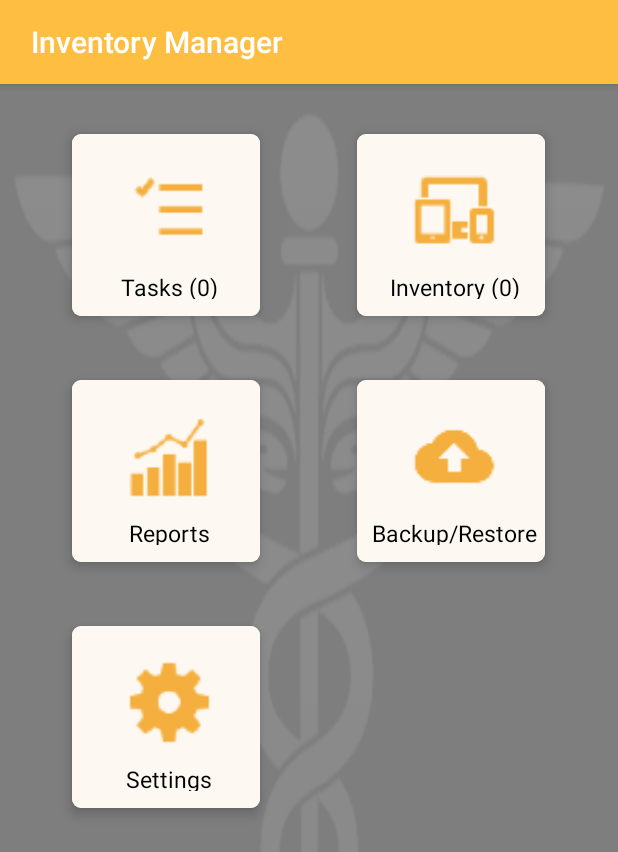
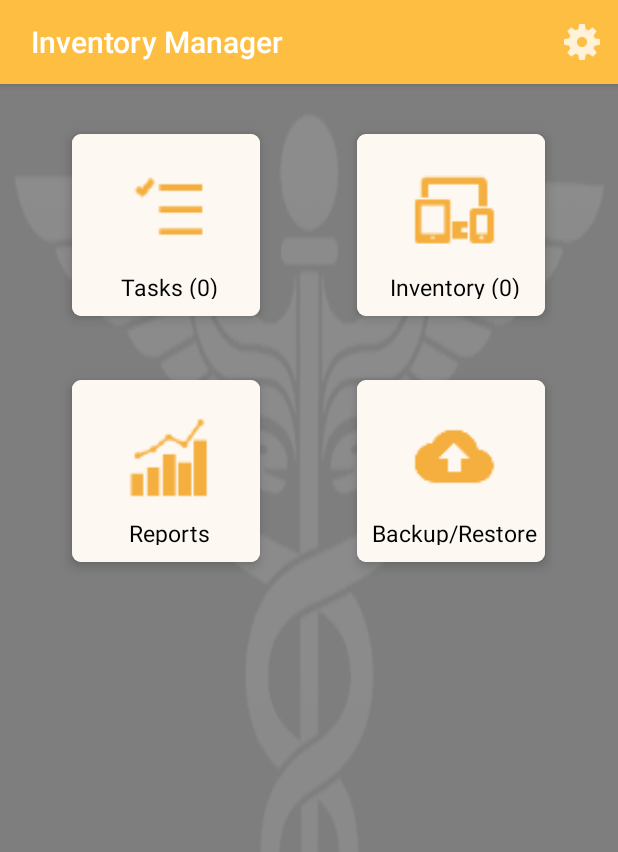
Before and after one commit to prashantnavare/Hospital-Inventory-Manager, an Android app: the MainActivity screen opened directly, with no data from a screen before it, on a phone screen of 412 x 824 dp. Shown: the top 852 px of the screen. Run offline under Robolectric (Android 15) with nearby library versions, the phone set to English and light mode, and no system bars; our stand-ins replace AdMob; 1 statement that could not run was skipped.

Commit message:
beautification effort 7

```diff
--- a/app/src/main/java/com/navare/prashant/hospitalinventory/ItemListFragment.java
+++ b/app/src/main/java/com/navare/prashant/hospitalinventory/ItemListFragment.java
@@ -245,7 +245,7 @@ public class ItemListFragment extends ListFragment {
                 if (c != null) {
                     mCallbacks.setItemCount(c.getCount());
                     if (c.getCount() > 0) {
-                        Toast toast = Toast.makeText(mContext, "Click on any inventory item to see the item details.", Toast.LENGTH_LONG);
+                        Toast toast = Toast.makeText(mContext, "Tap any inventory item to see the item details.", Toast.LENGTH_LONG);
                         toast.show();
                     }
                 }
--- a/app/src/main/java/com/navare/prashant/hospitalinventory/MainActivity.java
+++ b/app/src/main/java/com/navare/prashant/hospitalinventory/MainActivity.java
@@ -9,6 +9,9 @@ import android.os.Bundle;
 import android.preference.PreferenceManager;
 import android.support.v7.app.AppCompatActivity;
 import android.util.Log;
+import android.view.Menu;
+import android.view.MenuInflater;
+import android.view.MenuItem;
 import android.view.View;
 import android.widget.AdapterView;
 import android.widget.Button;
@@ -102,9 +105,6 @@ public class MainActivity extends AppCompatActivity {
                         onBackupRestoreClick();
                         break;
                     case 4:
-                        onSettingsClick();
-                        break;
-                    case 5:
                         onRemoveAdsClick();
                         break;
                 }
@@ -116,13 +116,34 @@ public class MainActivity extends AppCompatActivity {
         doAdsInit();
     }
 
+    @Override
+    public boolean onCreateOptionsMenu(Menu menu) {
+
+        // Inflate the menu items for use in the action bar
+        MenuInflater inflater = getMenuInflater();
+        inflater.inflate(R.menu.main_menu_actions, menu);
+
+        return super.onCreateOptionsMenu(menu);
+    }
+
+    @Override
+    public boolean onOptionsItemSelected(MenuItem item) {
+        switch (item.getItemId()) {
+            case R.id.menu_settings:
+                onSettingsClick();
+                return super.onOptionsItemSelected(item);
+            default:
+                return super.onOptionsItemSelected(item);
+        }
+    }
+
     private void initGridAdapater() {
         int numButtons = 0;
         if (HospitalInventoryApp.isAppPurchased()) {
-            numButtons = 5;
+            numButtons = 4;
         }
         else {
-            numButtons = 6;
+            numButtons = 5;
         }
         String[]    tileTextArray = new String[numButtons];
         int[]       tileImageArray = new int[numButtons];
@@ -131,17 +152,15 @@ public class MainActivity extends AppCompatActivity {
         tileTextArray[1]=getString(R.string.inventory) + " (" + String.valueOf(HospitalInventoryApp.getItemCount()) + ")";;
         tileTextArray[2]=getString(R.string.reports);
         tileTextArray[3]=getString(R.string.backup_restore);
-        tileTextArray[4]=getString(R.string.settings);
 
         tileImageArray[0] = R.drawable.ic_tasks;
         tileImageArray[1] = R.drawable.ic_inventory;
         tileImageArray[2] = R.drawable.ic_reports;
         tileImageArray[3] = R.drawable.ic_backup;
-        tileImageArray[4] = R.drawable.ic_settings;
 
-        if (numButtons == 6) {
-            tileTextArray[5] = getString(R.string.remove_ads);
-            tileImageArray[5] = R.drawable.ic_remove_ads;
+        if (numButtons == 5) {
+            tileTextArray[4] = getString(R.string.remove_ads);
+            tileImageArray[4] = R.drawable.ic_remove_ads;
         }
 
         NavigationGridAdapter adapter = new NavigationGridAdapter(this, tileTextArray, tileImageArray);
--- a/app/src/main/java/com/navare/prashant/hospitalinventory/ReportListFragment.java
+++ b/app/src/main/java/com/navare/prashant/hospitalinventory/ReportListFragment.java
@@ -239,7 +239,7 @@ public class ReportListFragment extends ListFragment {
                 ((SimpleCursorAdapter) getListAdapter()).swapCursor(c);
                 if (c != null) {
                     if (c.getCount() > 0) {
-                        Toast toast = Toast.makeText(mContext, "Click on any inventory item to see the item reports.", Toast.LENGTH_LONG);
+                        Toast toast = Toast.makeText(mContext, "Tap any inventory item to see the item reports.", Toast.LENGTH_LONG);
                         toast.show();
                     }
                 }
--- a/app/src/main/java/com/navare/prashant/hospitalinventory/TaskListFragment.java
+++ b/app/src/main/java/com/navare/prashant/hospitalinventory/TaskListFragment.java
@@ -261,7 +261,7 @@ public class TaskListFragment extends ListFragment {
                 if (c != null) {
                     mCallbacks.setTaskCount(c.getCount());
                     if (c.getCount() > 0) {
-                        Toast toast = Toast.makeText(mContext, "Click on any task to see the task details.", Toast.LENGTH_LONG);
+                        Toast toast = Toast.makeText(mContext, "Tap any task to see the task details.", Toast.LENGTH_LONG);
                         toast.show();
                     }
                 }
--- /dev/null
+++ b/app/src/main/res/menu/main_menu_actions.xml
@@ -0,0 +1,13 @@
+<?xml version="1.0" encoding="utf-8"?>
+<menu
+    xmlns:android="http://schemas.android.com/apk/res/android"
+    xmlns:explorexauroville="http://schemas.android.com/apk/res-auto"
+    >
+
+    <item android:id="@+id/menu_settings"
+        android:icon="@drawable/ic_settings_white"
+        android:title="@string/settings"
+        explorexauroville:showAsAction="always"
+        />
+
+</menu>
```
Also changed, not shown: app/src/main/res/drawable-hdpi/ic_settings_white.png (added), app/src/main/res/drawable-mdpi/ic_settings_white.png (added), app/src/main/res/drawable-xhdpi/ic_settings_white.png (added), app/src/main/res/drawable-xxhdpi/ic_settings_white.png (added).
